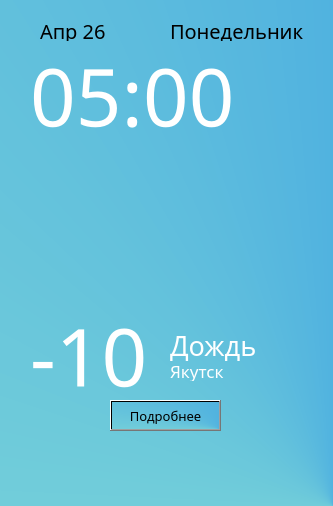
The window that 5.ui (Animila/PyWeather) describes before a commit, drawn with Qt 5.
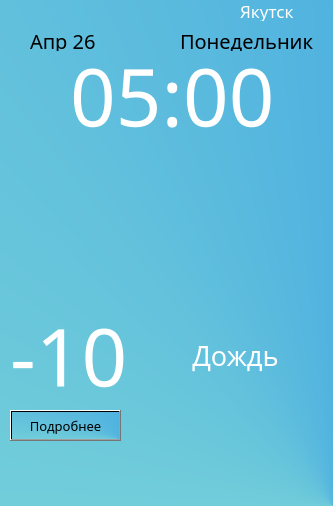
The same window after the commit. Icons and pictures are not drawn.

Diff of the .ui file:
```diff
--- a/5.ui
+++ b/5.ui
@@ -20,7 +20,7 @@
    <widget class="QLabel" name="time">
     <property name="geometry">
      <rect>
-      <x>30</x>
+      <x>70</x>
       <y>50</y>
       <width>201</width>
       <height>91</height>
@@ -43,8 +43,8 @@
    <widget class="QLabel" name="week">
     <property name="geometry">
      <rect>
-      <x>170</x>
-      <y>20</y>
+      <x>180</x>
+      <y>30</y>
       <width>141</width>
       <height>21</height>
      </rect>
@@ -65,10 +65,10 @@
    <widget class="QLabel" name="weather">
     <property name="geometry">
      <rect>
-      <x>170</x>
+      <x>140</x>
       <y>330</y>
-      <width>91</width>
-      <height>31</height>
+      <width>191</width>
+      <height>51</height>
      </rect>
     </property>
     <property name="font">
@@ -86,11 +86,14 @@
     <property name="text">
      <string>Дождь</string>
     </property>
+    <property name="alignment">
+     <set>Qt::AlignCenter</set>
+    </property>
    </widget>
    <widget class="QLabel" name="gradus">
     <property name="geometry">
      <rect>
-      <x>30</x>
+      <x>10</x>
       <y>310</y>
       <width>121</width>
       <height>91</height>
@@ -113,8 +116,8 @@
    <widget class="QLabel" name="gorod">
     <property name="geometry">
      <rect>
-      <x>170</x>
-      <y>360</y>
+      <x>240</x>
+      <y>0</y>
       <width>91</width>
       <height>21</height>
      </rect>
@@ -174,8 +177,8 @@
    <widget class="QPushButton" name="pushButton">
     <property name="geometry">
      <rect>
-      <x>110</x>
-      <y>400</y>
+      <x>10</x>
+      <y>410</y>
       <width>111</width>
       <height>31</height>
      </rect>
@@ -196,8 +199,8 @@
    <widget class="QLabel" name="label_2">
     <property name="geometry">
      <rect>
-      <x>40</x>
-      <y>20</y>
+      <x>30</x>
+      <y>30</y>
       <width>101</width>
       <height>21</height>
      </rect>
```
